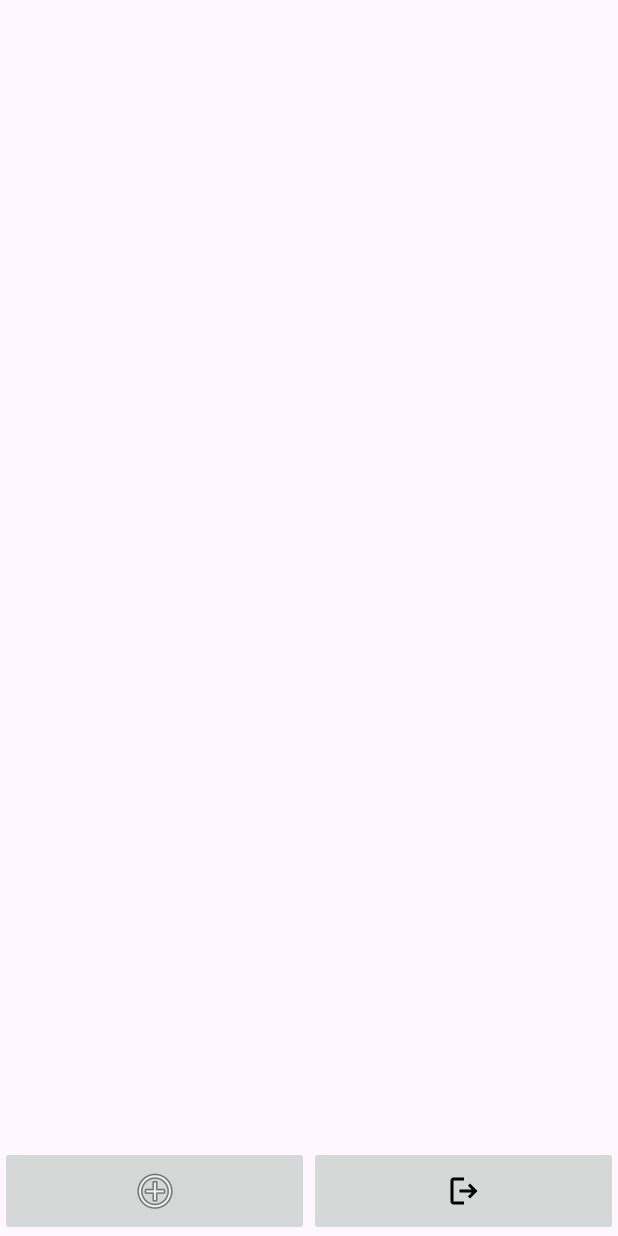
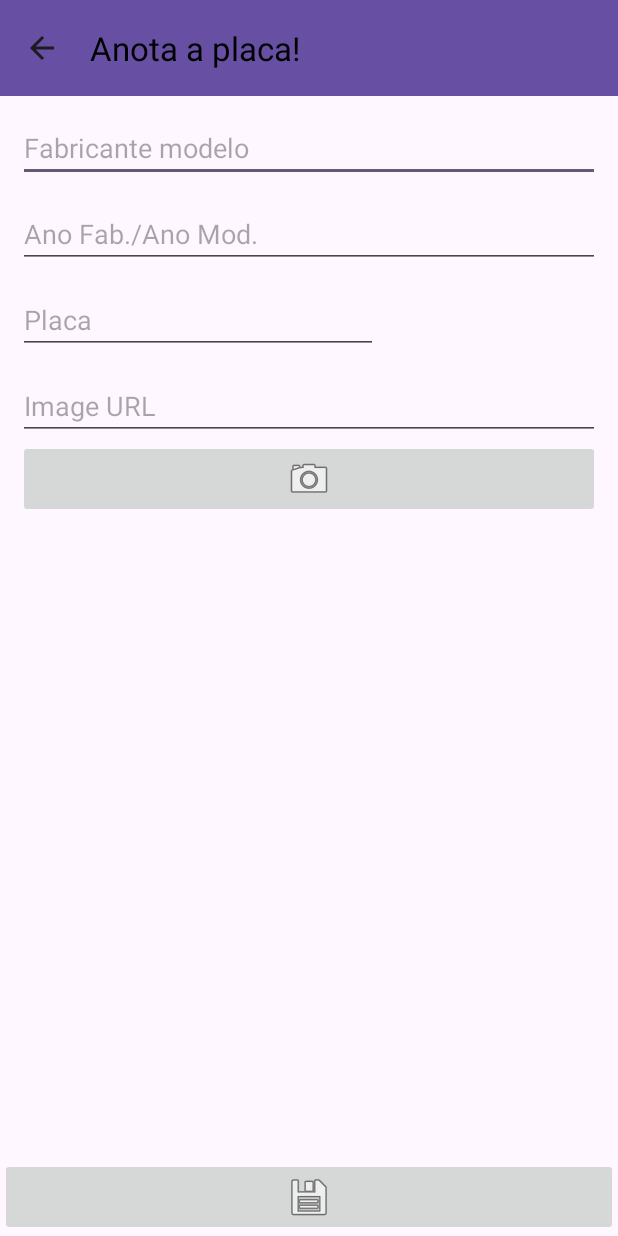
Before and after one commit to AdrianoCavs/TrabalhoFinalApisCar, an Android app: the screen it shows after launch once a user with an empty profile is signed in (MainActivity before the commit, NewCarActivity after it), after a tap on an icon or button, on a phone screen of 412 x 824 dp. Run offline under Robolectric (Android 15) with nearby library versions, the phone set to English and light mode, and no system bars; our stand-ins replace Firebase (no records; nobody signed in at launch, a user with empty details on screens opened directly), Room's generated code; network calls fail.

Commit message:
CarDetailActivity.kt 100% com GMapfuncional NewCarActivity.kt 100% funcional Add chave correta do Console Google (Maps) Add Storage no Console do Firebase
Falta add uma condição para evitar de nullpointer exception quando se tenta recuperar o lastlocation em um aparelho que nunca usou GPS (como emulador recém ligado)

```diff
--- a/app/build.gradle.kts
+++ b/app/build.gradle.kts
@@ -7,6 +7,7 @@ plugins {
     alias(libs.plugins.android.application)
     alias(libs.plugins.kotlin.android)
     id("com.google.gms.google-services")
+    //id("com.google.android.libraries.mapsplatform.secrets-gradle-plugin")
     kotlin("kapt")
 }
 
--- a/app/src/main/AndroidManifest.xml
+++ b/app/src/main/AndroidManifest.xml
@@ -24,12 +24,16 @@
         android:theme="@style/Theme.TrabalhoFinalApisCar"
         android:usesCleartextTraffic="true">
         <activity
+            android:name=".NewCarActivity"
+            android:exported="false" />
+        <activity
             android:name=".CarDetailActivity"
             android:exported="false" />
 
         <meta-data
             android:name="com.google.android.geo.API_KEY"
-            android:value="AIzaSyCq1Raml-ossCccp4wHzxFxfGmrqEM5UtI" /> <!-- O android:authorities será o seu packageId + .fileprovider -->
+            android:value="AIzaSyA_utx6gbGdKWp-eOcBC88yiw9cZ6F7q8I" />
+            <!--android:value="AIzaSyCq1Raml-ossCccp4wHzxFxfGmrqEM5UtI" />  O android:authorities será o seu packageId + .fileprovider -->
         <provider
             android:name="androidx.core.content.FileProvider"
             android:authorities="com.cavstecnologia.trabalhofinalapiscar.fileprovider"
--- a/app/src/main/java/com/cavstecnologia/trabalhofinalapiscar/MainActivity.kt
+++ b/app/src/main/java/com/cavstecnologia/trabalhofinalapiscar/MainActivity.kt
@@ -76,27 +76,18 @@ class MainActivity : AppCompatActivity() {
                 when (result) {
                     is Result.Success -> {
                         val adapter = CarAdapter(result.data) { car ->
-                            Log.d("TAG", "Clicou no carro: ${car.name}");
-//                            val intent = Intent(this@MainActivity, CarDetailActivity::class.java);
-//                            intent.putExtra("carId", car.id);
-//                            startActivity(intent);
-                            //TODO CRIAR A TELA CarDetailActivity
                             startActivity(CarDetailActivity.newIntent( this@MainActivity, car.id) );
                         }
                         binding.recyclerView.adapter = adapter;
                     }
-
-                    is Result.Error -> {
-                        Toast.makeText(this@MainActivity,"Erro ao carregar carros da API",Toast.LENGTH_SHORT).show(); }
-
+                    is Result.Error -> { Toast.makeText(this@MainActivity,"Erro ao carregar carros da API",Toast.LENGTH_SHORT).show(); }
                 }
             }
         }
     }
 
     private fun navigateToNewCar(){
-        //TODO CRIAR A TELA NewCarActivity
-        //startActivity(NewCarActivity.newIntent(this))
+        startActivity(NewCarActivity.newIntent(this))
     }
     private fun requestLocationPermission() {
         fusedLocationProviderClient = LocationServices.getFusedLocationProviderClient(this);
@@ -156,6 +147,7 @@ class MainActivity : AppCompatActivity() {
     }
 
     companion object{
+        //USAR ESSE CARA A PARTIR DE LOGINACTIVITY
         fun newIntent(context: Context) = Intent(context, MainActivity::class.java);
     }
 }
--- a/app/src/main/java/com/cavstecnologia/trabalhofinalapiscar/service/ApiService.kt
+++ b/app/src/main/java/com/cavstecnologia/trabalhofinalapiscar/service/ApiService.kt
@@ -17,6 +17,9 @@ interface ApiService {
     @GET("car/{id}")
     suspend fun getCar(@Path("id") id: String): Car;
 
+    @GET("car/{id}")
+    suspend fun getCarValue(@Path("id") id: String): CarValue;
+
     @DELETE("car/{id}")
     suspend fun deleteCar(@Path("id") id: String);
 
--- /dev/null
+++ b/app/src/main/res/layout/activity_new_car.xml
@@ -0,0 +1,134 @@
+<?xml version="1.0" encoding="utf-8"?>
+
+<androidx.constraintlayout.widget.ConstraintLayout xmlns:android="http://schemas.android.com/apk/res/android"
+    xmlns:app="http://schemas.android.com/apk/res-auto"
+    xmlns:tools="http://schemas.android.com/tools"
+    android:layout_width="match_parent"
+    android:layout_height="match_parent"
+    tools:context=".NewCarActivity">
+
+
+    <androidx.appcompat.widget.Toolbar
+        android:id="@+id/toolbar"
+        android:layout_width="match_parent"
+        android:layout_height="?attr/actionBarSize"
+        android:background="?attr/colorPrimary"
+        android:theme="@style/ThemeOverlay.AppCompat.ActionBar"
+        app:titleTextColor="@android:color/black"
+        app:popupTheme="@style/ThemeOverlay.AppCompat.Light"
+        app:layout_constraintStart_toStartOf="parent"
+        app:layout_constraintEnd_toEndOf="parent"
+        app:layout_constraintTop_toTopOf="parent" />
+
+
+    <androidx.appcompat.widget.AppCompatEditText
+        android:id="@+id/name"
+        android:layout_width="0dp"
+        android:layout_height="wrap_content"
+        android:hint="Fabricante modelo"
+        android:layout_marginTop="12dp"
+        android:layout_marginStart="12dp"
+        android:layout_marginEnd="12dp"
+        app:layout_constraintStart_toStartOf="parent"
+        app:layout_constraintEnd_toEndOf="parent"
+        app:layout_constraintTop_toBottomOf="@id/toolbar" />
+
+
+    <androidx.appcompat.widget.AppCompatEditText
+        android:id="@+id/year"
+        android:layout_width="0dp"
+        android:layout_height="wrap_content"
+        android:layout_marginTop="12dp"
+        android:hint="Ano Fab./Ano Mod."
+        app:layout_constraintStart_toStartOf="@id/name"
+        app:layout_constraintEnd_toEndOf="@id/name"
+        app:layout_constraintTop_toBottomOf="@id/name" />
+
+
+    <androidx.appcompat.widget.AppCompatEditText
+        android:id="@+id/licence"
+        android:layout_width="240dp"
+        android:layout_height="wrap_content"
+        android:layout_marginTop="12dp"
+        android:layout_marginStart="12dp"
+        android:hint="Placa"
+        android:inputType="textCapCharacters"
+        app:layout_constraintStart_toStartOf="parent"
+        app:layout_constraintTop_toBottomOf="@id/year" />
+
+
+    <androidx.appcompat.widget.AppCompatEditText
+        android:id="@+id/imageUrl"
+        android:layout_width="0dp"
+        android:layout_height="wrap_content"
+        android:layout_marginTop="12dp"
+        android:hint="Image URL"
+        app:layout_constraintStart_toStartOf="@id/name"
+        app:layout_constraintEnd_toEndOf="@id/name"
+        app:layout_constraintTop_toBottomOf="@id/licence" />
+
+
+    <ImageButton
+        android:id="@+id/takePictureCta"
+        android:layout_width="0dp"
+        android:layout_height="wrap_content"
+        android:src="@android:drawable/ic_menu_camera"
+        app:layout_constraintTop_toBottomOf="@id/imageUrl"
+        app:layout_constraintStart_toStartOf="@id/imageUrl"
+        app:layout_constraintEnd_toEndOf="@id/imageUrl"/>
+
+
+    <ProgressBar
+        android:id="@+id/loadImageProgress"
+        android:layout_width="0dp"
+        android:layout_height="wrap_content"
+        android:visibility="gone"
+        app:layout_constraintTop_toTopOf="@id/imageUrl"
+        app:layout_constraintBottom_toBottomOf="@id/takePictureCta"
+        app:layout_constraintStart_toStartOf="parent"
+        app:layout_constraintEnd_toEndOf="parent"/>
+
+<!--
+    <androidx.appcompat.widget.AppCompatEditText
+        android:id="@+id/profession"
+        android:layout_width="0dp"
+        android:layout_height="wrap_content"
+        android:layout_marginTop="12dp"
+        android:hint="Profession"
+        app:layout_constraintStart_toStartOf="@id/name"
+        app:layout_constraintEnd_toEndOf="@id/name"
+        app:layout_constraintTop_toBottomOf="@id/takePictureCta" />
+-->
+
+    <androidx.constraintlayout.widget.ConstraintLayout
+        android:id="@+id/mapContent"
+        android:layout_width="match_parent"
+        android:layout_height="0dp"
+        android:layout_marginTop="12dp"
+        android:layout_marginBottom="12dp"
+        android:visibility="gone"
+        app:layout_constraintTop_toBottomOf="@id/takePictureCta"
+        app:layout_constraintBottom_toTopOf="@id/saveCta"
+        tools:visibility="visible">
+
+
+        <fragment
+            android:id="@+id/map"
+            android:name="com.google.android.gms.maps.SupportMapFragment"
+            android:layout_width="match_parent"
+            android:layout_height="match_parent" />
+    </androidx.constraintlayout.widget.ConstraintLayout>
+
+
+    <ImageButton
+        android:id="@+id/saveCta"
+        android:layout_width="match_parent"
+        android:layout_height="wrap_content"
+        android:layout_marginTop="16dp"
+        app:layout_constraintStart_toStartOf="parent"
+        app:layout_constraintEnd_toEndOf="parent"
+        app:layout_constraintBottom_toBottomOf="parent"
+        android:src="@android:drawable/ic_menu_save" />
+
+
+</androidx.constraintlayout.widget.ConstraintLayout>
--- a/app/src/main/res/values/strings.xml
+++ b/app/src/main/res/values/strings.xml
@@ -8,4 +8,10 @@
     <string name="error_delete">Erro ao excluir o carro!</string>
     <string name="error_update">Erro ao atualizar o carro</string>
     <string name="success_update">Carro atualizado com sucesso</string>
+    <string name="error_upload_image">Erro ao fazer upload da foto para nuvem no Firebase</string>
+    <string name="error_create">Erro ao inserir novo carro na base de dados da API</string>
+    <string name="success_create">Carro %1$s criado com sucesso na base da API</string>
+    <string name="error_validate_form">Por favor, preencha o campo: %1$s</string>
+    <string name="error_validate_form_location">Por favor, selecione a localização no mapa.</string>
+    <string name="error_request_camera">Permissão de câmera não concecida</string>
 </resources>
```
Also changed, not shown: app/src/main/java/com/cavstecnologia/trabalhofinalapiscar/CarDetailActivity.kt (+41 -9 lines), app/src/main/java/com/cavstecnologia/trabalhofinalapiscar/NewCarActivity.kt (added, +250 -0 lines), app/src/main/java/com/cavstecnologia/trabalhofinalapiscar/model/Car.kt (line endings or trailing spaces).
